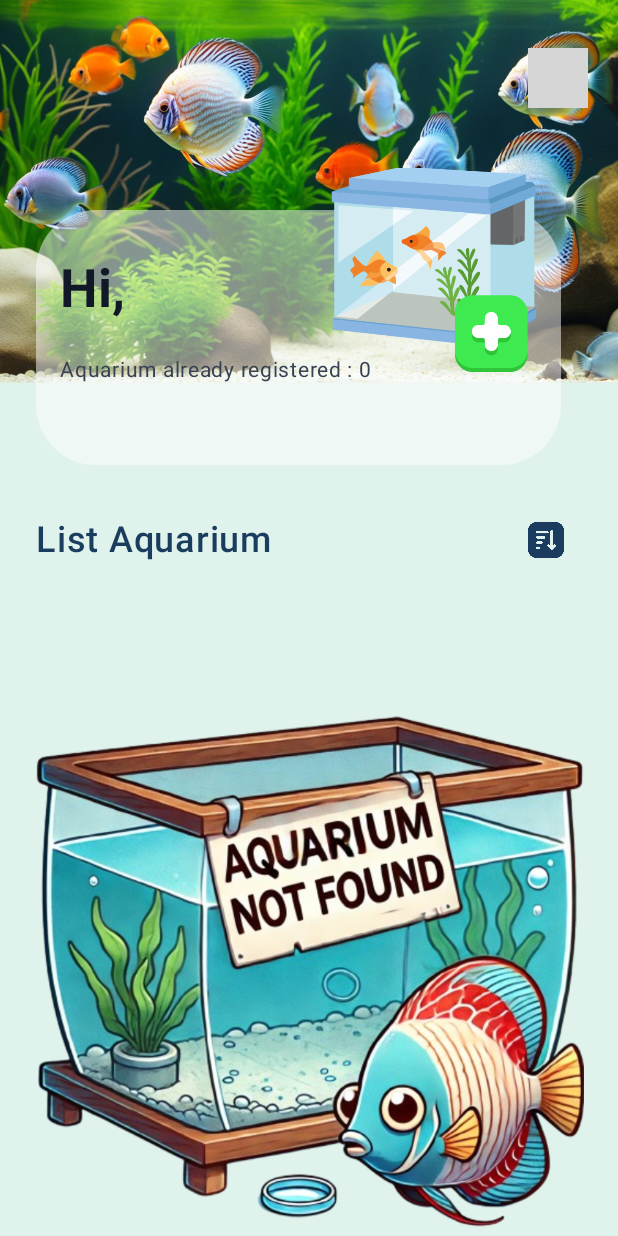
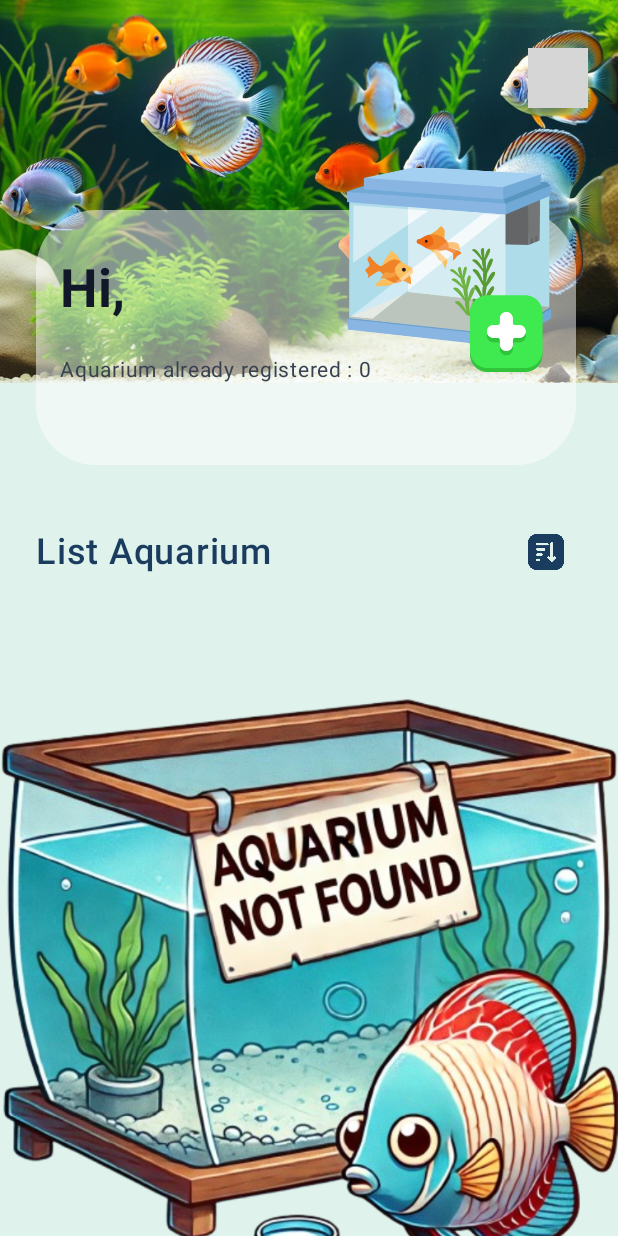
Before and after one commit to AlfredGeraldThendiwijaya/SmartAquarium, an Android app built with Jetpack Compose: the HomeScreen screen opened through its navigation route, on a phone screen of 412 x 824 dp. Run offline under Robolectric (Android 15) with nearby library versions, the phone set to English and light mode, and no system bars; our stand-ins replace Firebase (no records; nobody signed in at launch, a user with empty details on screens opened directly), accompanist; libraries missing offline, so code that uses them is left out: com.chargemap.compose, com.github.mikephil.charting; pictures from the network do not load; grey boxes are pictures that could not be loaded.

Commit message:
upload fe foto

```diff
--- a/app/build.gradle.kts
+++ b/app/build.gradle.kts
@@ -61,6 +61,7 @@ dependencies {
     implementation(libs.androidx.ui.tooling.preview)
     implementation(libs.androidx.navigation.compose)
     implementation(libs.androidx.compose.material)
+    implementation("com.google.accompanist:accompanist-swiperefresh:0.30.1")
 
     // Grafik dan Chart
     implementation("com.github.PhilJay:MPAndroidChart:3.1.0")
--- a/app/src/main/AndroidManifest.xml
+++ b/app/src/main/AndroidManifest.xml
@@ -10,9 +10,9 @@
         android:allowBackup="true"
         android:dataExtractionRules="@xml/data_extraction_rules"
         android:fullBackupContent="@xml/backup_rules"
-        android:icon="@mipmap/ic_launcher"
+        android:icon="@drawable/front_icon"
         android:label="@string/app_name"
-        android:roundIcon="@mipmap/ic_launcher_round"
+        android:roundIcon="@drawable/front_icon"
         android:supportsRtl="true"
         android:theme="@style/Theme.SmartAquarium"
         tools:targetApi="31">
@@ -20,7 +20,7 @@
         <activity
             android:name=".MainActivity"
             android:exported="true"
-            android:label="@string/app_name"
+            android:label="DiscusCare"
             android:theme="@style/Theme.SmartAquarium">
             <intent-filter>
                 <action android:name="android.intent.action.MAIN" />
--- a/app/src/main/java/com/example/smartaquarium/ViewUI/HomeScreen.kt
+++ b/app/src/main/java/com/example/smartaquarium/ViewUI/HomeScreen.kt
@@ -1,41 +1,21 @@
+// final versi: HomeScreen hanya refresh manual (swipe), tidak auto-fetch saat balik dari DetailScreen
 package com.example.smartaquarium.ViewUI
 
 import android.app.Activity
 import android.util.Log
 import androidx.activity.compose.BackHandler
 import androidx.compose.foundation.Image
-import androidx.compose.foundation.layout.Arrangement
-import androidx.compose.foundation.layout.Box
-import androidx.compose.foundation.layout.Column
-import androidx.compose.foundation.layout.Row
-import androidx.compose.foundation.layout.Spacer
-import androidx.compose.foundation.layout.aspectRatio
-import androidx.compose.foundation.layout.fillMaxSize
-import androidx.compose.foundation.layout.fillMaxWidth
-import androidx.compose.foundation.layout.height
-import androidx.compose.foundation.layout.offset
-import androidx.compose.foundation.layout.padding
-import androidx.compose.foundation.layout.size
-import androidx.compose.foundation.layout.widthIn
-import androidx.compose.foundation.layout.wrapContentWidth
-import androidx.compose.foundation.lazy.LazyColumn
-import androidx.compose.foundation.lazy.items
+import androidx.compose.foundation.layout.*
+import androidx.compose.foundation.rememberScrollState
 import androidx.compose.foundation.shape.RoundedCornerShape
-import androidx.compose.material3.CircularProgressIndicator
-import androidx.compose.material3.Icon
-import androidx.compose.material3.IconButton
-import androidx.compose.material3.Surface
-import androidx.compose.material3.Text
-import androidx.compose.runtime.Composable
-import androidx.compose.runtime.LaunchedEffect
-import androidx.compose.runtime.getValue
-import androidx.compose.runtime.mutableStateOf
-import androidx.compose.runtime.remember
-import androidx.compose.runtime.setValue
+import androidx.compose.foundation.verticalScroll
+import androidx.compose.material3.*
+import androidx.compose.runtime.*
 import androidx.compose.ui.Alignment
 import androidx.compose.ui.Modifier
 import androidx.compose.ui.draw.clip
 import androidx.compose.ui.draw.scale
+import androidx.compose.ui.layout.ContentScale
 import androidx.compose.ui.res.painterResource
 import androidx.compose.ui.text.font.FontWeight
 import androidx.compose.ui.unit.dp
@@ -47,76 +27,48 @@ import coil.compose.rememberAsyncImagePainter
 import com.example.smartaquarium.Component.InfoCardContainer
 import com.example.smartaquarium.Component.ListAquariumCard
 import com.example.smartaquarium.R
-import com.example.smartaquarium.ViewModel.Aquarium
 import com.example.smartaquarium.ViewModel.HomeViewModel
 import com.example.smartaquarium.ui.theme.accentMint
 import com.example.smartaquarium.ui.theme.darkBlue
 import com.example.smartaquarium.ui.theme.navyblue
+import com.google.accompanist.swiperefresh.SwipeRefresh
+import com.google.accompanist.swiperefresh.rememberSwipeRefreshState
 import com.google.firebase.auth.FirebaseAuth
 
 @Composable
 fun HomeScreen(navController: NavController, viewModel: HomeViewModel = viewModel()) {
-    BackHandler {
-        // Langsung exit aplikasi kalau di HomeScreen
-        (navController.context as? Activity)?.finish()
-    }
+    BackHandler { (navController.context as? Activity)?.finish() }
 
     val user = FirebaseAuth.getInstance().currentUser
     val userPhotoUrl = user?.photoUrl?.toString() ?: "https://via.placeholder.com/100"
     val aquariumList = viewModel.aquariums
     val isLoading by viewModel.isLoading.collectAsStateWithLifecycle()
-
     var showDialog by remember { mutableStateOf(false) }
     var selectedUnitId by remember { mutableStateOf<String?>(null) }
-
-    LaunchedEffect(Unit) {
-        Log.d("HomeScreen", "LaunchedEffect dipanggil")
-        viewModel.fetchAquariums() // Ambil data saat pertama kali masuk ke layar
-    }
-    Log.d("UI", "Aquarium List di UI: $aquariumList")
-
+    var isRefreshing by remember { mutableStateOf(false) }
+    val scrollState = rememberScrollState()
 
     Surface(
         modifier = Modifier.fillMaxSize(),
         color = accentMint
     ) {
-        if (showDialog && selectedUnitId != null) {
-            androidx.compose.material3.AlertDialog(
-                onDismissRequest = { showDialog = false },
-                title = {
-                    Text(text = "Konfirmasi Hapus")
-                },
-                text = {
-                    Text(text = "Yakin ingin menghapus aquarium ini? Tindakan ini tidak bisa dibatalkan.")
-                },
-                confirmButton = {
-                    androidx.compose.material3.TextButton(
-                        onClick = {
-                            val userId = FirebaseAuth.getInstance().currentUser?.uid
-                            if (userId != null && selectedUnitId != null) {
-                                viewModel.deleteSchedule(userId, selectedUnitId!!)
-                            }
-                            showDialog = false
+        BoxWithConstraints(modifier = Modifier.fillMaxSize()) {
+            val isLandscape = maxWidth > maxHeight
+
+            SwipeRefresh(
+                state = rememberSwipeRefreshState(isRefreshing),
+                onRefresh = {
+                    isRefreshing = true
+                    viewModel.fetchAquariums()
+                    isRefreshing = false
                 }
             ) {
-                        Text("Hapus")
-                    }
-                },
-                dismissButton = {
-                    androidx.compose.material3.TextButton(
-                        onClick = {
-                            showDialog = false
-                        }
+                Column(
+                    modifier = Modifier
+                        .fillMaxSize()
+                        .verticalScroll(scrollState)
                 ) {
-                        Text("Batal")
-                    }
-                }
-            )
-        }
-        Column {
-            Box(
-                modifier = Modifier.fillMaxWidth()
-            ) {
+                    Box(modifier = Modifier.fillMaxWidth()) {
                         Image(
                             painter = painterResource(id = R.drawable.discus_dashboard),
                             contentDescription = "discus-fish-tank-set-up",
@@ -125,7 +77,8 @@ fun HomeScreen(navController: NavController, viewModel: HomeViewModel = viewMode
                                 .aspectRatio(16f / 9f)
                                 .align(Alignment.TopCenter)
                                 .scale(1.2f)
-                        .clip(RoundedCornerShape(bottomStart = 10.dp, bottomEnd = 10.dp))
+                                .clip(RoundedCornerShape(bottomStart = 10.dp, bottomEnd = 10.dp)),
+                            contentScale = ContentScale.Crop
                         )
 
                         IconButton(
@@ -138,8 +91,8 @@ fun HomeScreen(navController: NavController, viewModel: HomeViewModel = viewMode
                                 painter = rememberAsyncImagePainter(model = userPhotoUrl),
                                 contentDescription = "User Profile",
                                 modifier = Modifier
-                            .size(100.dp)
-                            .clip(RoundedCornerShape(50.dp))
+                                    .size(56.dp)
+                                    .clip(RoundedCornerShape(50))
                             )
                         }
 
@@ -148,26 +101,24 @@ fun HomeScreen(navController: NavController, viewModel: HomeViewModel = viewMode
                                 .fillMaxWidth()
                                 .padding(horizontal = 24.dp)
                                 .align(Alignment.TopCenter)
-                        .offset(y = 140.dp)
+                                .offset(y = if (isLandscape) 60.dp else 140.dp)
                         ) {
                             InfoCardContainer(
-                        onAddAquarium = { name, serial ->
-                            viewModel.addAquarium(name, serial)
-                        },
-                        modifier = Modifier.widthIn(max = 350.dp),
+                                onAddAquarium = { name, serial -> viewModel.addAquarium(name, serial) },
+                                modifier = Modifier.widthIn(min = 250.dp, max = 360.dp),
                                 aquariumCount = aquariumList.size
                             )
                         }
                     }
 
-            Spacer(modifier = Modifier.height(80.dp))
+                    Spacer(modifier = Modifier.height(if (isLandscape) 32.dp else 100.dp))
 
                     Row(
                         modifier = Modifier
                             .fillMaxWidth()
-                    .padding(24.dp),
+                            .padding(horizontal = 24.dp, vertical = 12.dp),
                         horizontalArrangement = Arrangement.SpaceBetween,
-                verticalAlignment = Alignment.CenterVertically,
+                        verticalAlignment = Alignment.CenterVertically
                     ) {
                         Text(
                             text = "List Aquarium",
@@ -176,19 +127,17 @@ fun HomeScreen(navController: NavController, viewModel: HomeViewModel = viewMode
                             fontWeight = FontWeight.SemiBold,
                             modifier = Modifier.weight(1f)
                         )
-
-                IconButton(onClick = { viewModel.sortAquariumsByName()}) {
+                        IconButton(onClick = { viewModel.sortAquariumsByName() }) {
                             Icon(
                                 painter = painterResource(id = R.drawable.sorting),
-                        contentDescription = "Filter Icon",
-                        modifier = Modifier.size(24.dp),
-                        tint = navyblue
+                                contentDescription = "Sort",
+                                tint = navyblue,
+                                modifier = Modifier.size(24.dp)
                             )
                         }
                     }
 
                     if (isLoading) {
-                // 🔥 Menampilkan loading saat sedang fetch data
                         Column(
                             modifier = Modifier.fillMaxSize(),
                             verticalArrangement = Arrangement.Center,
@@ -203,69 +152,79 @@ fun HomeScreen(navController: NavController, viewModel: HomeViewModel = viewMode
                                 modifier = Modifier.padding(top = 16.dp)
                             )
                         }
-            } else {
-                if (aquariumList.isEmpty()) {
+                    } else if (aquariumList.isEmpty()) {
                         Column(
-                        modifier = Modifier.fillMaxWidth(),
+                            modifier = Modifier.fillMaxSize(),
                             verticalArrangement = Arrangement.Center,
                             horizontalAlignment = Alignment.CenterHorizontally
                         ) {
                             Image(
                                 painter = painterResource(id = R.drawable.akuarium_not_found),
                                 contentDescription = "akuarium gada",
-                            modifier = Modifier.padding(top = 50.dp)
+                                modifier = Modifier.padding(top = 40.dp)
                             )
                             Text(
                                 text = "Tidak ada akuarium",
                                 fontSize = 22.sp,
                                 fontWeight = FontWeight.SemiBold,
                                 color = navyblue,
-                            modifier = Modifier
-                                .fillMaxWidth()
-                                .padding(top = 10.dp)
-                                .wrapContentWidth(Alignment.CenterHorizontally)
+                                modifier = Modifier.padding(top = 10.dp)
                             )
                             Text(
                                 text = "Tambahkan akuarium ke list terlebih dahulu",
                                 fontSize = 16.sp,
                                 fontWeight = FontWeight.Medium,
                                 color = darkBlue,
-                            modifier = Modifier
-                                .fillMaxWidth()
-                                .padding(top = 10.dp)
-                                .wrapContentWidth(Alignment.CenterHorizontally)
+                                modifier = Modifier.padding(top = 10.dp)
                             )
                         }
                     } else {
-                    LazyColumn(
+                        Column(
                             modifier = Modifier
                                 .fillMaxWidth()
-                            .padding(top = 16.dp, bottom = 16.dp)
-                            .offset(y = (-30).dp),
+                                .padding(horizontal = 16.dp, vertical = 8.dp),
                             verticalArrangement = Arrangement.spacedBy(16.dp),
                             horizontalAlignment = Alignment.CenterHorizontally
                         ) {
-                        items(aquariumList) { aquarium ->
+                            aquariumList.forEach { aquarium ->
                                 ListAquariumCard(
                                     name = aquarium.unitName,
                                     unitId = aquarium.unitId,
                                     percentage = 50,
-                                statusText = "Berisiko",
+                                    statusText = "Beresiko",
                                     onClick = {
                                         navController.navigate("detail/${aquarium.unitName}/${aquarium.unitId}")
                                     },
                                     onDelete = { unitId ->
-                                    // munculin AlertDialog konfirmasi delete
                                         selectedUnitId = unitId
                                         showDialog = true
                                     }
                                 )
                             }
-
-                    }
-                }
-
                         }
                     }
                 }
             }
+
+            if (showDialog && selectedUnitId != null) {
+                AlertDialog(
+                    onDismissRequest = { showDialog = false },
+                    title = { Text("Konfirmasi Hapus") },
+                    text = { Text("Yakin ingin menghapus aquarium ini? Tindakan ini tidak bisa dibatalkan.") },
+                    confirmButton = {
+                        TextButton(onClick = {
+                            val userId = FirebaseAuth.getInstance().currentUser?.uid
+                            if (userId != null && selectedUnitId != null) {
+                                viewModel.deleteSchedule(userId, selectedUnitId!!)
+                            }
+                            showDialog = false
+                        }) { Text("Hapus") }
+                    },
+                    dismissButton = {
+                        TextButton(onClick = { showDialog = false }) { Text("Batal") }
+                    }
+                )
+            }
+        }
+    }
+}
--- a/app/src/main/java/com/example/smartaquarium/navigation/NavigationApp.kt
+++ b/app/src/main/java/com/example/smartaquarium/navigation/NavigationApp.kt
@@ -13,6 +13,7 @@ import com.example.smartaquarium.ViewUI.HomeScreen
 import androidx.compose.ui.Modifier
 import com.example.smartaquarium.ViewModel.HomeViewModel
 import com.example.smartaquarium.ViewUI.DetailScreen
+import com.example.smartaquarium.ViewUI.DetectScreen
 import com.example.smartaquarium.ViewUI.ScheduleScreen
 import com.example.smartaquarium.ViewUI.SettingScreen
 import com.example.smartaquarium.ViewUI.LoginScreen
@@ -57,5 +58,10 @@ fun NavigationApp() {
         composable(Screen.termsandcondition.route){
             TermsAndConditionsScreen(navController = navController)
         }
+        composable(route = "detect_fish/{serial}"){
+            backStackEntry ->
+            val serial = backStackEntry.arguments?.getString("serial") ?: ""
+            DetectScreen(navController = navController, aquariumSerial = serial)
+        }
     }
 }
--- a/app/src/main/java/com/example/smartaquarium/navigation/Screen.kt
+++ b/app/src/main/java/com/example/smartaquarium/navigation/Screen.kt
@@ -8,5 +8,6 @@ sealed class Screen(val route: String){
     data object schedule : Screen("schedule")
     data object login : Screen("login")
     data object termsandcondition : Screen("termsandcondition")
+    data object detect_fish : Screen("detect_fish")
 
 }
```
Also changed, not shown: app/src/main/java/com/example/smartaquarium/Component/component.kt (+81 -30 lines), app/src/main/java/com/example/smartaquarium/ViewModel/DetailViewModel.kt (+14 -9 lines), app/src/main/java/com/example/smartaquarium/ViewUI/DetailScreen.kt (+77 -18 lines), app/src/main/java/com/example/smartaquarium/ViewUI/Detect_fishScreen.kt (added, +224 -0 lines), app/src/main/res/drawable/camera_fish.png (added), app/src/main/res/drawable/camera_ic.png (added), app/src/main/res/drawable/front_icon.png (added), app/src/main/res/drawable/gallery_ic.png (added), app/src/main/res/drawable/wireless_cam_ic.png (added). Lines whose indentation alone changed are shown as unchanged.
